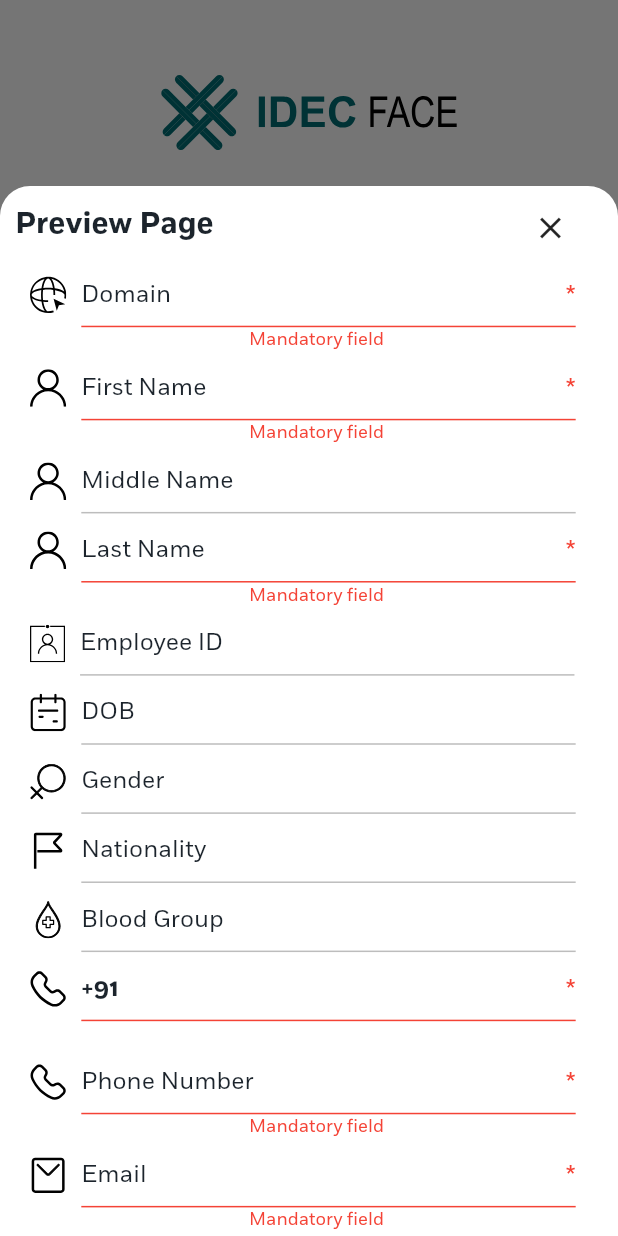
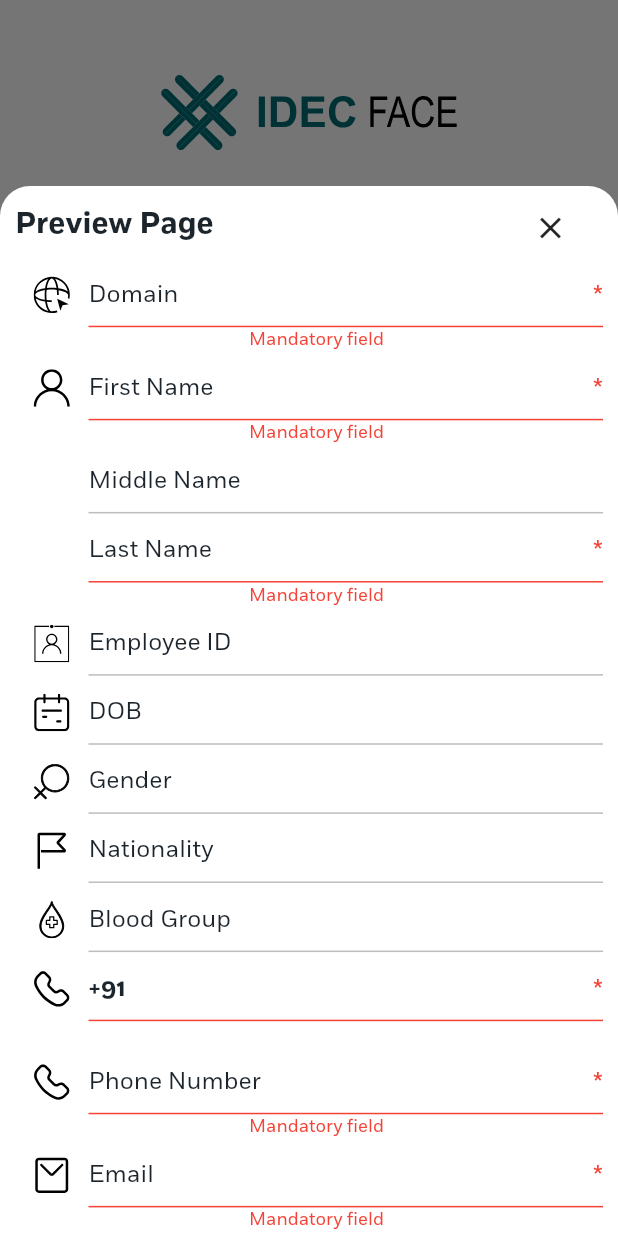
Before and after one commit to noeljolly09/idec_face, a Flutter app: the RegistrationPage screen opened by its route, after a tap on an icon or button, on a phone screen of 412 x 824 dp. Run offline on Flutter 3.47's test engine with Material 2 defaults, Android fonts, the phone set to English and light mode, and no system bars; drawn by our look-alikes of smooth_page_indicator; our stand-ins replace connectivity, dio, flutter_riverpod, flutter_spinkit, flutter_svg, google_nav_bar and 1 more; missing offline and left inert: country_list_pick, drop_down_list.

Commit message:
added validation and update UI

```diff
--- a/lib/constants.dart
+++ b/lib/constants.dart
@@ -15,6 +15,7 @@ class AppConstants {
   static const Color customblack = Color.fromARGB(255, 28, 36, 44);
 
   static const Color customgrey = Color(0xfff2f7f8);
+  static Color labeltextgrey = Colors.grey[500]!;
 
   static const Color inColor = Color(0xFFEEEEEE);
 
--- a/lib/custom_widgets/textfields/custom_textfield.dart
+++ b/lib/custom_widgets/textfields/custom_textfield.dart
@@ -59,7 +59,9 @@ class CustomTextField extends StatelessWidget {
         obscureText: isObscure == true ? true : false,
         decoration: InputDecoration(
             labelText: hint,
-            labelStyle: const TextStyle(color: AppConstants.customblack),
+            labelStyle: TextStyle(color: AppConstants.labeltextgrey),
+            floatingLabelStyle:
+                const TextStyle(color: AppConstants.customblack),
             contentPadding: const EdgeInsets.all(5),
             suffixIcon: suffixIcon,
             // hintText: hint,
--- a/lib/custom_widgets/textfields/previewtext.dart
+++ b/lib/custom_widgets/textfields/previewtext.dart
@@ -7,27 +7,30 @@ import '../../constants.dart';
 class PreviewText extends StatelessWidget {
   final String titletext;
   final String controllertext;
-  final String assetName;
+  final String? assetName;
 
   const PreviewText({
     Key? key,
     required this.titletext,
     required this.controllertext,
-    required this.assetName,
+    this.assetName,
   }) : super(key: key);
 
   @override
   Widget build(BuildContext context) {
-    double width10 = MediaQuery.of(context).size.width / 41.142;
     return Row(
       children: [
-        Container(width: width10),
-        SvgPicture.asset(
-          assetName,
+        Expanded(
+          child: assetName == null
+              ? const SizedBox()
+              : SvgPicture.asset(
+                  assetName!,
                   height: 25,
                 ),
-        Container(width: width10),
-        Container(
+        ),
+        Expanded(
+          flex: 7,
+          child: Container(
             width: MediaQuery.of(context).size.width / 1.25,
             padding: const EdgeInsets.only(top: 10, bottom: 10),
             decoration: BoxDecoration(
@@ -58,6 +61,7 @@ class PreviewText extends StatelessWidget {
               ],
             ),
           ),
+        ),
       ],
     );
   }
--- a/lib/custom_widgets/textfields/text_icon_only_textfield.dart
+++ b/lib/custom_widgets/textfields/text_icon_only_textfield.dart
@@ -59,7 +59,9 @@ class SimpleTextField extends StatelessWidget {
                   borderSide: BorderSide(color: AppConstants.secondaryColor)),
               // hintText: hint,
               labelText: hint,
-              labelStyle: const TextStyle(color: AppConstants.customblack),
+              labelStyle: TextStyle(color: AppConstants.labeltextgrey),
+              floatingLabelStyle:
+                  const TextStyle(color: AppConstants.customblack),
               contentPadding: const EdgeInsets.all(10)),
           keyboardType: input ?? TextInputType.text,
           textInputAction: textAction,
--- a/lib/screens/registration/widgets/gender_data.dart
+++ b/lib/screens/registration/widgets/personal_data.dart
@@ -89,8 +89,11 @@ class _GenderPageRegistrationState
                               borderSide:
                                   BorderSide(color: Colors.grey.shade400),
                             ),
+                            contentPadding: const EdgeInsets.all(10),
                             hintText: "DOB",
-                            contentPadding: const EdgeInsets.all(10),
+                            hintStyle: TextStyle(
+                                fontSize: AppConstants.formtextsize,
+                                color: AppConstants.labeltextgrey),
                             prefixIconConstraints: const BoxConstraints(
                                 maxHeight: 30, maxWidth: 30),
                             prefixIcon: Container(
@@ -189,6 +192,4 @@ class _GenderPageRegistrationState
       ),
     );
   }
-
-
 }
--- a/lib/screens/registration/widgets/validation/validation_dialog.dart
+++ b/lib/screens/registration/widgets/validation/validation_dialog.dart
@@ -20,7 +20,8 @@ openValidationDialogWindow(
     TextEditingController nationality,
     TextEditingController blood,
     TextEditingController phone,
-    TextEditingController email) {
+    TextEditingController email,
+    {required String formHeader}) {
   showDialog(
       context: context,
       builder: (_) {
@@ -45,9 +46,9 @@ openValidationDialogWindow(
                       mainAxisAlignment: MainAxisAlignment.spaceBetween,
                       crossAxisAlignment: CrossAxisAlignment.center,
                       children: [
-                        const Text(
-                          "Preview Page",
-                          style: TextStyle(
+                        Text(
+                          formHeader,
+                          style: const TextStyle(
                               fontSize: 20,
                               color: AppConstants.customblack,
                               fontWeight: FontWeight.bold),
@@ -78,7 +79,7 @@ openValidationDialogWindow(
                         validationErrorText: firstname.text.isEmptyValidate,
                         assetName: "assets/svg/user.svg"),
                     PreviewText(
-                      assetName: "assets/svg/user.svg",
+                     // assetName: "assets/svg/user.svg",
                       titletext: "Middle Name",
                       controllertext: middlename.text,
                     ),
@@ -87,7 +88,8 @@ openValidationDialogWindow(
                         isValidated: lastname.text.isEmptyValidate.isEmpty,
                         validationErrorText: lastname.text.isEmptyValidate,
                         controllertext: lastname.text,
-                        assetName: "assets/svg/user.svg"),
+                        //assetName: "assets/svg/user.svg",
+                        ),
                     PreviewText(
                       assetName: "assets/svg/useriD.svg",
                       titletext: "Employee ID",
--- a/lib/screens/registration/widgets/validation/validation_text.dart
+++ b/lib/screens/registration/widgets/validation/validation_text.dart
@@ -7,7 +7,7 @@ import '../../../../constants.dart';
 class ValidationText extends StatelessWidget {
   final String titletext;
   final String controllertext;
-  final String assetName;
+  final String? assetName;
   final bool? isValidated;
   final String? validationErrorText;
 
@@ -15,7 +15,7 @@ class ValidationText extends StatelessWidget {
     Key? key,
     required this.titletext,
     required this.controllertext,
-    required this.assetName,
+    this.assetName,
     this.isValidated = false,
     this.validationErrorText = "",
   }) : super(key: key);
@@ -29,13 +29,17 @@ class ValidationText extends StatelessWidget {
       children: [
         Row(
           children: [
-            Container(width: width10),
-            SvgPicture.asset(
-              assetName,
+            Expanded(
+              child: assetName == null
+                  ? const SizedBox()
+                  : SvgPicture.asset(
+                      assetName!,
                       height: 25,
                     ),
-            Container(width: width10),
-            Container(
+            ),
+            Expanded(
+              flex: 7,
+              child: Container(
                 width: MediaQuery.of(context).size.width / 1.25,
                 padding: const EdgeInsets.only(top: 10, bottom: 10),
                 decoration: isValidated!
@@ -84,6 +88,7 @@ class ValidationText extends StatelessWidget {
                   ],
                 ),
               ),
+            ),
           ],
         ),
         Container(
@@ -94,7 +99,7 @@ class ValidationText extends StatelessWidget {
                   ? null
                   : Text(
                       validationErrorText!,
-                      style: TextStyle(color: Colors.red, fontSize: 12),
+                      style: const TextStyle(color: Colors.red, fontSize: 12),
                     )),
         ),
       ],
--- a/pubspec.yaml
+++ b/pubspec.yaml
@@ -15,7 +15,7 @@ publish_to: 'none' # Remove this line if you wish to publish to pub.dev
 # In iOS, build-name is used as CFBundleShortVersionString while build-number used as CFBundleVersion.
 # Read more about iOS versioning at
 # https://developer.apple.com/library/archive/documentation/General/Reference/InfoPlistKeyReference/Articles/CoreFoundationKeys.html
-version: 1.0.7+8
+version: 1.0.8+9
 
 environment:
   sdk: ">=2.16.2 <3.0.0"
```
Also changed, not shown: lib/custom_widgets/custom_selection.dart (+13 -6 lines), lib/custom_widgets/drawer/drawer.dart (+51 -15 lines), lib/custom_widgets/navigation_bar.dart (+16 -14 lines), lib/custom_widgets/textfields/forgotPassword_textField.dart (added, +72 -0 lines), lib/main.dart (+4 -4 lines), lib/screens/dashboard/notifier/dashboard_notifier.dart (added, +16 -0 lines), lib/screens/device_screen.dart (added, +18 -0 lines), lib/screens/events/events_screen.dart (renamed from lib/screens/notification_screens/notifications_screen.dart, +4 -4 lines), lib/screens/forgot_password.dart (+30 -40 lines), lib/screens/login/login_screen.dart (+8 -1 lines), lib/screens/registration/registration_screen.dart (+6 -7 lines), lib/screens/settings_screen.dart (deleted, +0 -18 lines). Lines whose indentation alone changed are shown as unchanged.
